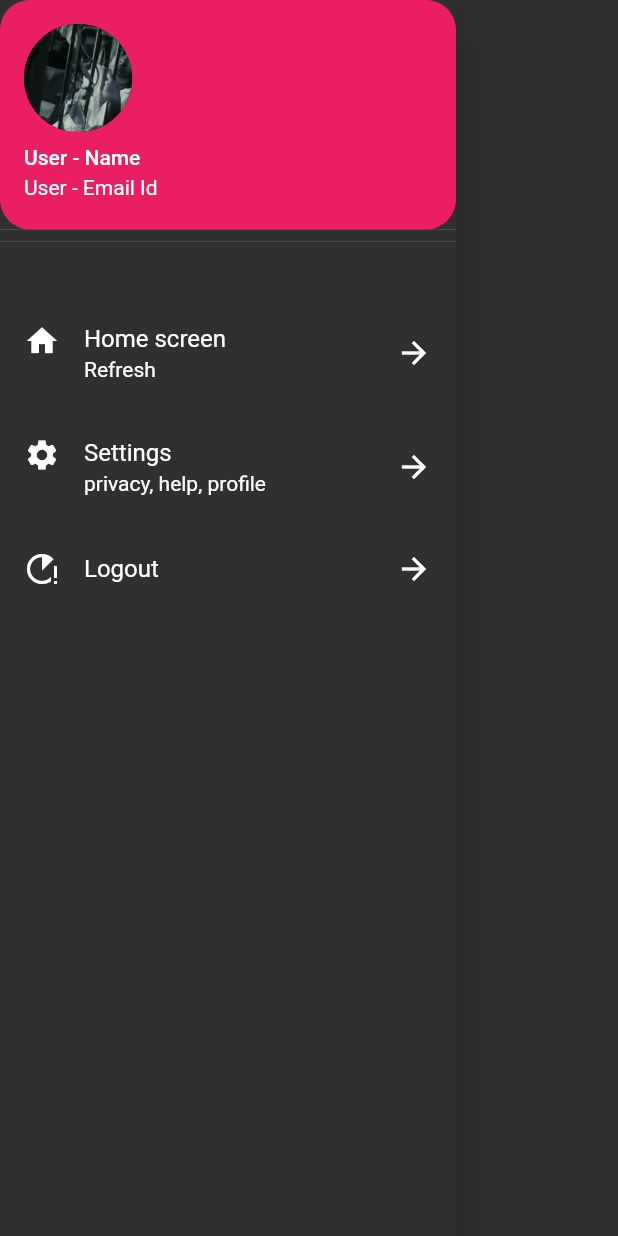
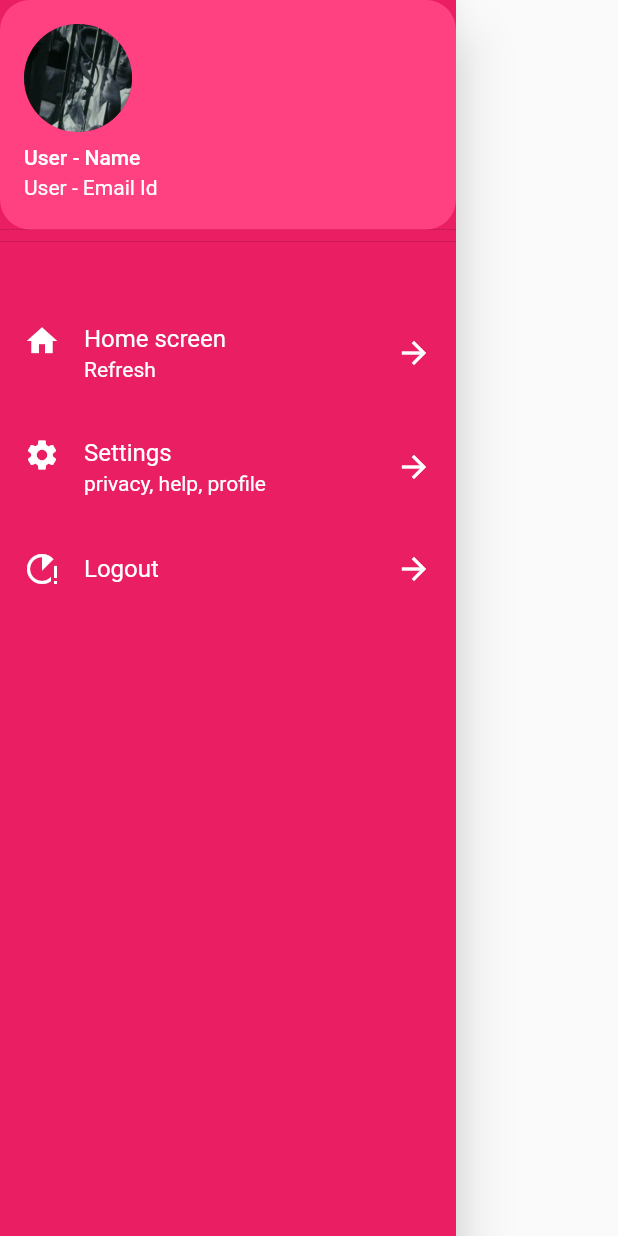
Before and after one commit to gaurav977bro/FlutterCatalogApp, a Flutter app: the MyDrawer widget shown alone on an empty page, opened directly, on a phone screen of 412 x 824 dp. Run offline on Flutter 3.47's test engine with Material 2 defaults, Android fonts, the phone set to English and light mode, and no system bars; network calls fail.

```diff
--- a/myapp/lib/widgets/BarTheme.dart
+++ b/myapp/lib/widgets/BarTheme.dart
@@ -3,11 +3,15 @@ import "package:flutter/material.dart";
 class MyTheme {
   static ThemeData lightTheme(BuildContext context) => ThemeData(
       primarySwatch: Colors.pink,
-      brightness: Brightness.dark,
+      // brightness: Brightness.dark,
       appBarTheme: AppBarTheme(
-        iconTheme: IconThemeData(color: Colors.white),
 
-        elevation: 5.0,
+
+
+
+        iconTheme: IconThemeData(color: Colors.white,),
+
+
 
       ),
       );
--- a/myapp/lib/widgets/Drawer.dart
+++ b/myapp/lib/widgets/Drawer.dart
@@ -12,6 +12,9 @@ class MyDrawer extends StatelessWidget {
   @override
   Widget build(BuildContext context) {
     return Drawer(
+
+        child: Container(
+          color:Colors.pink,
           child: ListView(
             children: [
               DrawerHeader(
@@ -19,7 +22,7 @@ class MyDrawer extends StatelessWidget {
                   child: UserAccountsDrawerHeader(
                       decoration: BoxDecoration(
                         borderRadius: BorderRadius.circular(20),
-                      color: Colors.pink,
+                        color: Colors.pinkAccent,
                       ),
                       accountEmail: Text("User - Email Id"),
                       accountName: Text("User - Name"),
@@ -59,6 +62,7 @@ class MyDrawer extends StatelessWidget {
                 trailing: Icon(Icons.arrow_forward, color: Colors.white),
               )
             ],
+          ),
         ));
   }
 }
```
Also changed, not shown: myapp/assets/products/catalog.json (+4 -4 lines), myapp/lib/screens/HomePage.dart (+37 -15 lines). Lines whose indentation alone changed are shown as unchanged.
